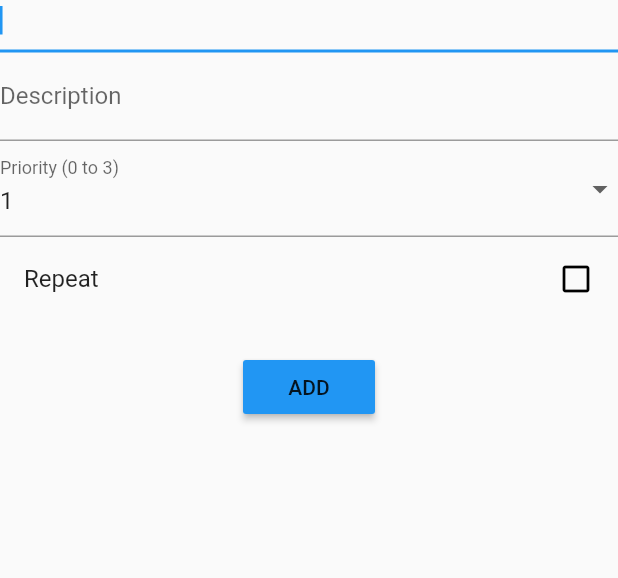
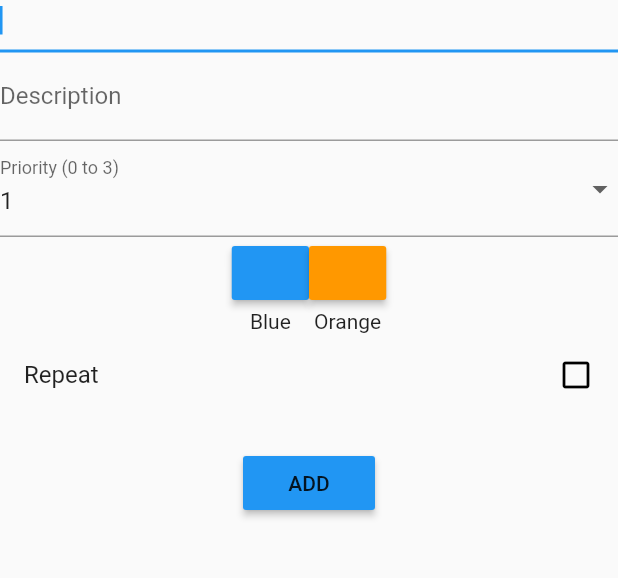
Before and after one commit to a-eastman/Self-Management-App, a Flutter app: the screen it shows after launch, after a tap on the "add circle outline" icon, on a phone screen of 412 x 824 dp, the part 120-698 px from its top. Run offline on Flutter 3.47's test engine with Material 2 defaults, Android fonts, the phone set to English and light mode, and no system bars; our stand-ins replace rxdart.

Commit message:
Adding the ability to change the bubble color on adding a bubble

```diff
--- a/lib/add_widget.dart
+++ b/lib/add_widget.dart
@@ -115,6 +115,39 @@ class AddWidgetState extends State<AddWidget> {
     }
   }
 
+  // Builds the individual buttons to select a color
+  Widget _buildColorOptionButton(String color, Color bubbleColor, double _screenWidth){
+    double _w = _screenWidth / 8;
+    return new Column(
+      crossAxisAlignment: CrossAxisAlignment.center,
+      children: <Widget>[
+        new Container(
+          width: _w,
+          child: new RaisedButton(
+            color: bubbleColor,
+            onPressed: (){
+              setState(() {
+                newBubble.setColor(bubbleColor);
+              });
+            },
+          ),
+        ),
+        new Text(color),
+      ],
+    );
+  }
+
+  // Builds the row of buttons
+  Widget _buildColorOptions(double _screenWidth){
+    return new Row(
+      mainAxisSize: MainAxisSize.min,
+      children: <Widget>[
+        _buildColorOptionButton("Blue", Colors.blue, _screenWidth),
+        _buildColorOptionButton("Orange", Colors.orange, _screenWidth),
+      ],
+    );
+  }
+
   @override
   Widget build(BuildContext context) {
     double _screenHeight =MediaQuery.of(context).size.height;
@@ -162,6 +195,32 @@ class AddWidgetState extends State<AddWidget> {
                 })
                     .toList(),
               ),
+
+              // DropdownButtonFormField<String>(
+              //   decoration: const InputDecoration(
+              //     labelText: 'Color',
+              //   ),
+              //   value: newBubble.getColorString(),
+              //   onChanged: (String newColor){
+              //     if(newColor.toLowerCase() == "orange"){
+              //       setState(() {
+              //         newBubble.setColor(Colors.orange);
+              //       });
+              //     }else if(newColor.toLowerCase() == "blue"){
+              //       setState(() {
+              //         newBubble.setColor(Colors.blue);
+              //       });
+              //     }
+              //   },
+              //   items: <String>["Orange", "Blue"]
+              //   .map<DropdownMenuItem<String>>((String color){
+              //     return DropdownMenuItem<String>(
+              //       value: color,
+              //       child: Text(color),
+              //     );
+              //   }).toList(),
+              // ),
+              _buildColorOptions(_screenWidth),
               _buildRepeat(),
               _buildWeek(_screenWidth),
               Container(height: 20),
@@ -170,7 +229,7 @@ class AddWidgetState extends State<AddWidget> {
                 onPressed: () {
                   _editBubble();
                   _myList.addBubble(newBubble);
-                  newBubble.setColor(getBubbleColor(_myList));
+                  //newBubble.setColor(getBubbleColor(_myList));
                   Navigator.pop(context);
                 },
                 child: const Text('ADD'),
--- a/lib/iamthebubble.dart
+++ b/lib/bubble_widget.dart
@@ -14,11 +14,13 @@ class BubbleWidget extends StatefulWidget{
   //final String entr;
   BubbleTheme _theme;
   BubblesList _bList;
+  Color _globalBubbleColor;
   // const BubbleWidget({Key key, this.bubble}) : super(key : key);
-  BubbleWidget(BubblesList _bList, BubbleTheme _theme){
+  BubbleWidget(BubblesList _bList, BubbleTheme _theme, Color _globalBubbleColor){
     // this._bubble = _bubble;
     this._bList =_bList;
     this._theme = _theme;
+    this._globalBubbleColor = _globalBubbleColor;
   }
 
   // Bubble getBubble(){
@@ -29,23 +31,25 @@ class BubbleWidget extends StatefulWidget{
   }
 
   BubbleWidgetState createState() =>
-      BubbleWidgetState(this._bList, this._theme);
+      BubbleWidgetState(this._bList, this._theme, this._globalBubbleColor);
 }
 
 //Bubble class
 class BubbleWidgetState extends State<BubbleWidget>{
   BubblesList _bList;
   BubbleTheme _theme;
+  Color _globalBubbleColor;
   List<PopParticles> _popParticlesList = [];
   static final TextStyle _bubbleFont = const TextStyle(
       fontWeight: FontWeight.bold,
       fontSize: 15.0,
       fontFamily: 'SoulMarker');
   // AudioPlayer ap = new AudioPlayer();
-  BubbleWidgetState(BubblesList _bList, BubbleTheme _theme){
+  BubbleWidgetState(BubblesList _bList, BubbleTheme _theme, Color _globalBubbleColor){
     // this._bubble = _bubble;
     this._bList = _bList;
     this._theme = _theme;
+    this._globalBubbleColor = _globalBubbleColor;
   }
 
   Widget makeBubble(Bubble _bubble, BuildContext context) {
--- a/lib/main_two.dart
+++ b/lib/main_two.dart
@@ -1,5 +1,5 @@
 import 'package:flutter/material.dart';
-import 'iamthebubble.dart';
+import 'bubble_widget.dart';
 import 'list_widget.dart';
 import 'bubbles.dart';
 import 'themeSelection.dart';
@@ -23,11 +23,11 @@ class BubbleApp extends StatefulWidget{
 
 class BubbleAppState extends State<BubbleApp>{
   BubbleTheme _theme;
-  Color globalBubbleColor;
+  Color _globalBubbleColor;
   List<BubbleWidget> _myList;
   BubblesList _bList;
   BubbleAppState(BubblesList _bList, List<BubbleWidget> _widList,
-      this._theme, this.globalBubbleColor){
+      this._theme, this._globalBubbleColor){
     this._bList =_bList;
     this._myList = _widList;
   }
@@ -36,7 +36,7 @@ class BubbleAppState extends State<BubbleApp>{
   Bubble b2;
 
   void setBubbleColor(Color newBubbleColor){
-    this.globalBubbleColor = newBubbleColor;
+    this._globalBubbleColor = newBubbleColor;
   }
 
   @override
@@ -73,7 +73,7 @@ class BubbleAppState extends State<BubbleApp>{
   }
 
   Widget _buildBubbleView(){
-    return new BubbleWidget(_bList, _theme);
+    return new BubbleWidget(_bList, _theme, _globalBubbleColor);
   }
 
   Widget build(BuildContext context){
```
Also changed, not shown: lib/bubbles.dart (+13 -2 lines), 12 other files.
